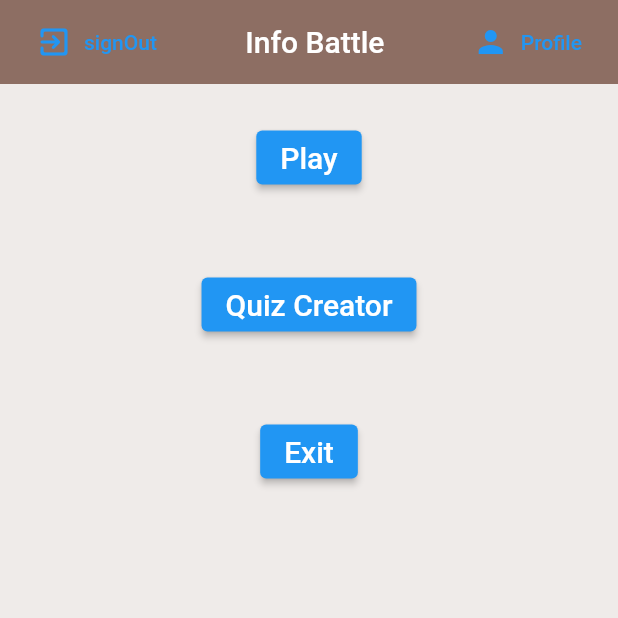
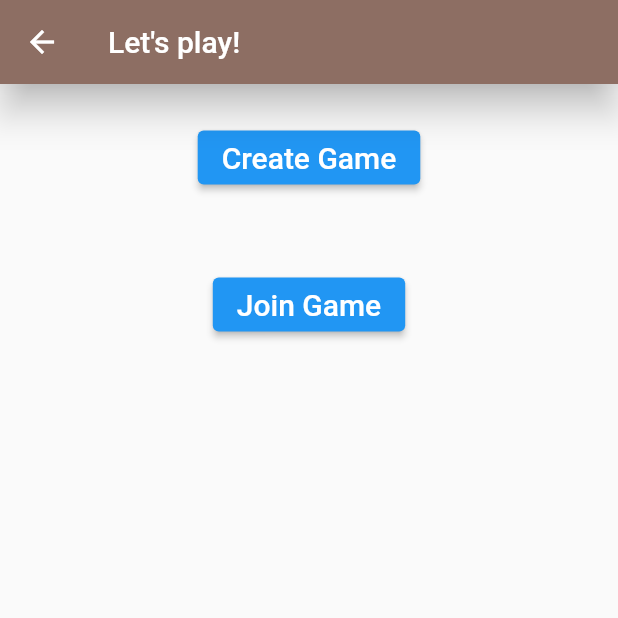
Before and after one commit to gmatei/Info-battle, a Flutter app: the screen it shows once a user with an empty profile is signed in, after a tap on "Play", on a phone screen of 412 x 824 dp, the top half of it. Run offline on Flutter 3.47's test engine with Material 2 defaults, Android fonts, the phone set to English and light mode, and no system bars; our stand-ins replace cloud_firestore, firebase_auth, firebase_core, firebase_storage, flutter_spinkit, image_cropper and 1 more; accounts and stored records are empty.

Commit message:
Added question selection UI for Create a Game
Added UI for creating a game with ability to choose from the question sets existing in the database

```diff
--- a/info_battle/lib/screens/home/home.dart
+++ b/info_battle/lib/screens/home/home.dart
@@ -5,13 +5,13 @@ import 'package:flutter/services.dart';
 import 'package:flutter/src/foundation/key.dart';
 import 'package:flutter/src/widgets/framework.dart';
 import 'package:flutter/material.dart';
+import 'package:info_battle/screens/play/play.dart';
 import 'package:info_battle/screens/profile/profile.dart';
+import 'package:info_battle/screens/quiz_creator/quiz_creator.dart';
 import 'package:info_battle/services/auth.dart';
 import 'package:provider/provider.dart';
 import 'package:info_battle/services/database.dart';
 import 'package:cloud_firestore/cloud_firestore.dart';
-
-import '../quiz_creator/quiz_creator.dart';
 
 class Home extends StatefulWidget {
   final Function toggleView;
@@ -62,7 +62,11 @@ class _HomeState extends State<Home> {
                 'Play',
                 style: TextStyle(fontSize: 20.0),
               ),
-              onPressed: () {},
+              onPressed: () {
+                Navigator.of(context).push(
+                  MaterialPageRoute(builder: (context) => PlayGame()),
+                );
+              },
             ),
           ),
           Container(
--- /dev/null
+++ b/info_battle/lib/screens/play/play.dart
@@ -0,0 +1,57 @@
+// ignore_for_file: prefer_const_constructors
+
+import 'package:flutter/src/foundation/key.dart';
+import 'package:flutter/src/widgets/framework.dart';
+import 'package:flutter/material.dart';
+import 'package:info_battle/screens/play/create_game.dart';
+import 'package:info_battle/screens/play/join_game.dart';
+
+class PlayGame extends StatefulWidget {
+  const PlayGame({Key? key}) : super(key: key);
+
+  @override
+  State<PlayGame> createState() => _PlayGameState();
+}
+
+class _PlayGameState extends State<PlayGame> {
+  @override
+  Widget build(BuildContext context) {
+    return Scaffold(
+        appBar: AppBar(
+          backgroundColor: Colors.brown[400],
+          title: Text('Let\'s play!'),
+          elevation: 10.0,
+        ),
+        body: Center(
+            child: Column(children: <Widget>[
+          Container(
+            margin: EdgeInsets.all(25),
+            child: ElevatedButton(
+              child: Text(
+                'Create Game',
+                style: TextStyle(fontSize: 20.0),
+              ),
+              onPressed: () {
+                Navigator.of(context).push(
+                  MaterialPageRoute(builder: (context) => CreateGame()),
+                );
+              },
+            ),
+          ),
+          Container(
+            margin: EdgeInsets.all(25),
+            child: ElevatedButton(
+              child: Text(
+                'Join Game',
+                style: TextStyle(fontSize: 20.0),
+              ),
+              onPressed: () async {
+                Navigator.of(context).push(
+                  MaterialPageRoute(builder: (context) => JoinGame()),
+                );
+              },
+            ),
+          ),
+        ])));
+  }
+}
--- a/info_battle/lib/screens/quiz_creator/quiz_creator.dart
+++ b/info_battle/lib/screens/quiz_creator/quiz_creator.dart
@@ -120,9 +120,10 @@ class _QuizCreatorState extends State<QuizCreator> {
       });
 
       Map<String, String> quizData = {
+        "quizId": quizId,
         "quizAddedBy": userData.name,
         "quizTitle": _quizTitle,
-        "quizDescription": _quizDescription
+        "quizDescription": _quizDescription,
       };
 
       databaseService.addQuizData(quizData, quizId).then((value) {
```
Also changed, not shown: info_battle/lib/models/question.dart (added, +17 -0 lines), info_battle/lib/models/questionset.dart (added, +17 -0 lines), info_battle/lib/screens/play/create_game.dart (added, +42 -0 lines), info_battle/lib/screens/play/join_game.dart (added, +23 -0 lines), info_battle/lib/screens/play/question_selector.dart (added, +34 -0 lines), info_battle/lib/screens/play/quiz_list.dart (added, +32 -0 lines), info_battle/lib/screens/play/quiz_tile.dart (added, +29 -0 lines), info_battle/lib/services/database.dart (+35 -0 lines).
